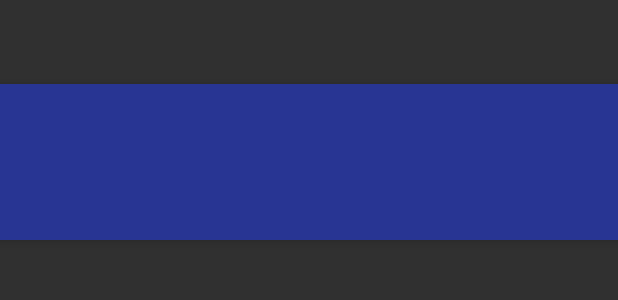
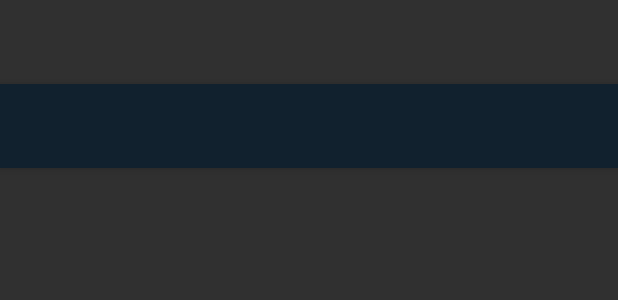
Before and after one commit to zachcheatham/rnet-remote-android, an Android app: the layout activity_remote.xml on its own in the app's theme, with its tools: preview values and no code run, on a phone screen of 412 x 824 dp. Shown: the top 300 px of the screen. Run offline under Robolectric (Android 15) with nearby library versions, the phone set to English and light mode, and no system bars.

Commit message:
Some GUI changes

```diff
--- a/app/src/main/res/layout/activity_remote.xml
+++ b/app/src/main/res/layout/activity_remote.xml
@@ -19,23 +19,10 @@
             android:layout_width="match_parent"
             android:layout_height="?attr/actionBarSize"
             android:background="?attr/colorPrimary"
-            app:layout_scrollFlags="scroll|enterAlways"
             app:popupTheme="@style/AppTheme.PopupOverlay">
 
         </android.support.v7.widget.Toolbar>
 
-        <android.support.design.widget.TabLayout
-            android:id="@+id/tabs"
-            android:layout_width="match_parent"
-            android:layout_height="wrap_content"
-            app:tabMode="scrollable"/>
-
     </android.support.design.widget.AppBarLayout>
 
-    <android.support.v4.view.ViewPager
-        android:id="@+id/container"
-        android:layout_width="match_parent"
-        android:layout_height="match_parent"
-        app:layout_behavior="@string/appbar_scrolling_view_behavior"/>
-
 </android.support.design.widget.CoordinatorLayout>
--- a/app/src/main/res/values/colors.xml
+++ b/app/src/main/res/values/colors.xml
@@ -1,6 +1,6 @@
 <?xml version="1.0" encoding="utf-8"?>
 <resources>
-    <color name="colorPrimary">#283593</color>
-    <color name="colorPrimaryDark">#001064</color>
+    <color name="colorPrimary">#11212E</color>
+    <color name="colorPrimaryDark">#000815</color>
     <color name="colorAccent">#f9a825</color>
 </resources>
```
Also changed, not shown: app/src/main/java/zachcheatham/me/rnetremote/RemoteActivity.java (+1 -37 lines), app/src/main/res/drawable/ic_power_settings_white_24dp.xml (added, +9 -0 lines), app/src/main/res/menu/menu_remote.xml (+6 -3 lines), app/src/main/res/values/strings.xml (+2 -5 lines).
